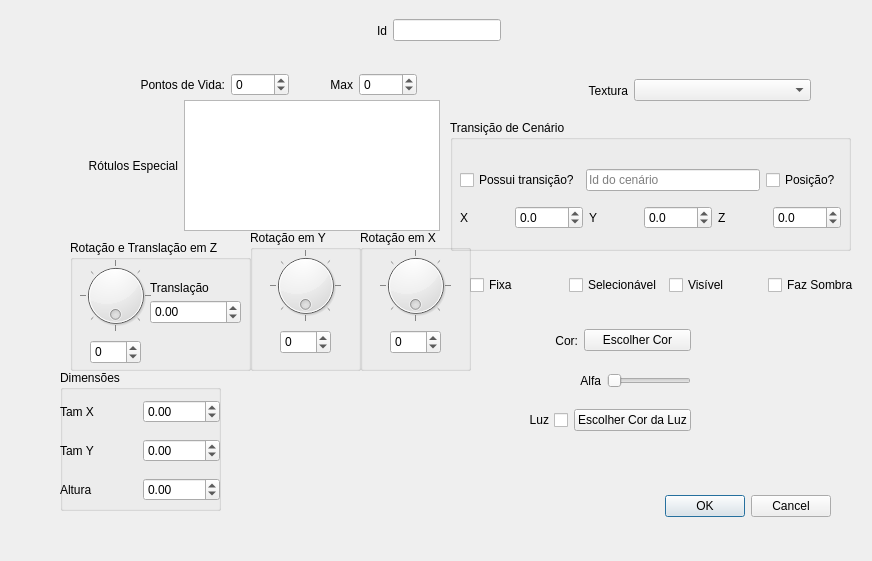
matferib/tabuleiro-virtual, file ifg/qt/ui/forma.ui: the form before one commit.
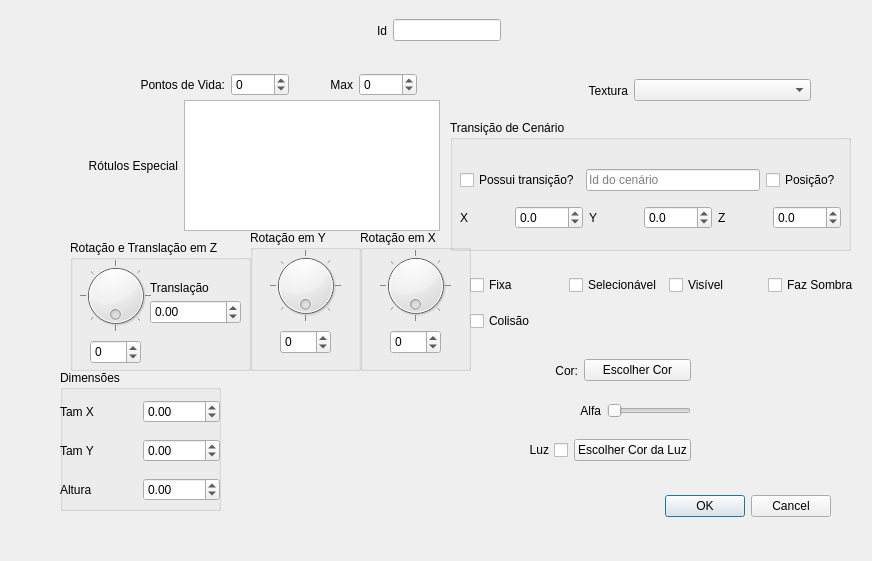
The form after the commit.

Commit message: tirei mapeamento sombras do visualizador e coloquei checkbox colisao

Patch:
```diff
--- a/ifg/qt/ui/forma.ui
+++ b/ifg/qt/ui/forma.ui
@@ -59,7 +59,7 @@
    <property name="geometry">
     <rect>
      <x>470</x>
-     <y>320</y>
+     <y>350</y>
      <width>221</width>
      <height>41</height>
     </rect>
@@ -311,7 +311,7 @@
    <property name="geometry">
     <rect>
      <x>470</x>
-     <y>360</y>
+     <y>390</y>
      <width>221</width>
      <height>41</height>
     </rect>
@@ -421,7 +421,7 @@
    <property name="geometry">
     <rect>
      <x>470</x>
-     <y>400</y>
+     <y>430</y>
      <width>221</width>
      <height>41</height>
     </rect>
@@ -849,6 +849,22 @@
     </layout>
    </widget>
   </widget>
+  <widget class="QCheckBox" name="checkbox_colisao">
+   <property name="geometry">
+    <rect>
+     <x>470</x>
+     <y>310</y>
+     <width>83</width>
+     <height>22</height>
+    </rect>
+   </property>
+   <property name="toolTip">
+    <string>Se verdadeiro, nao sera movel. Selecionavel apenas com duplo clique.</string>
+   </property>
+   <property name="text">
+    <string>Colisão</string>
+   </property>
+  </widget>
  </widget>
  <resources/>
  <connections>
```
The commit also changes 3 other files.
